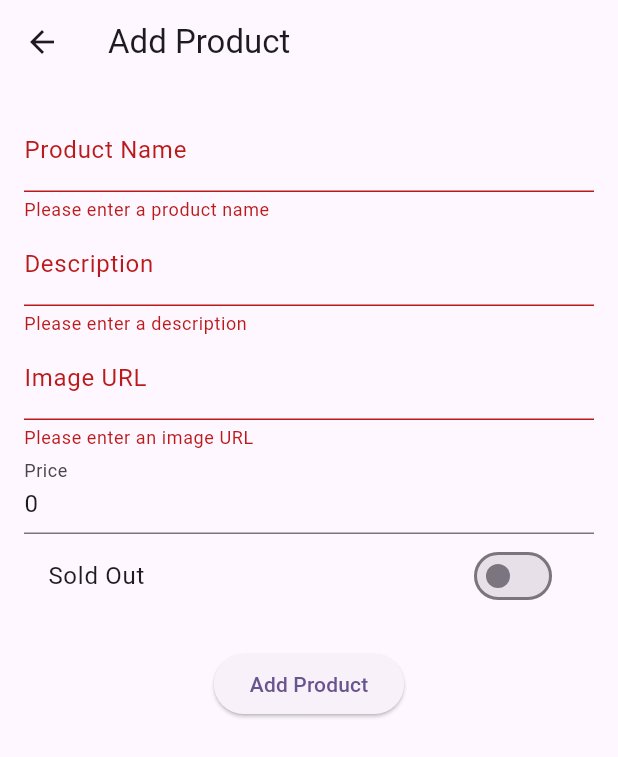
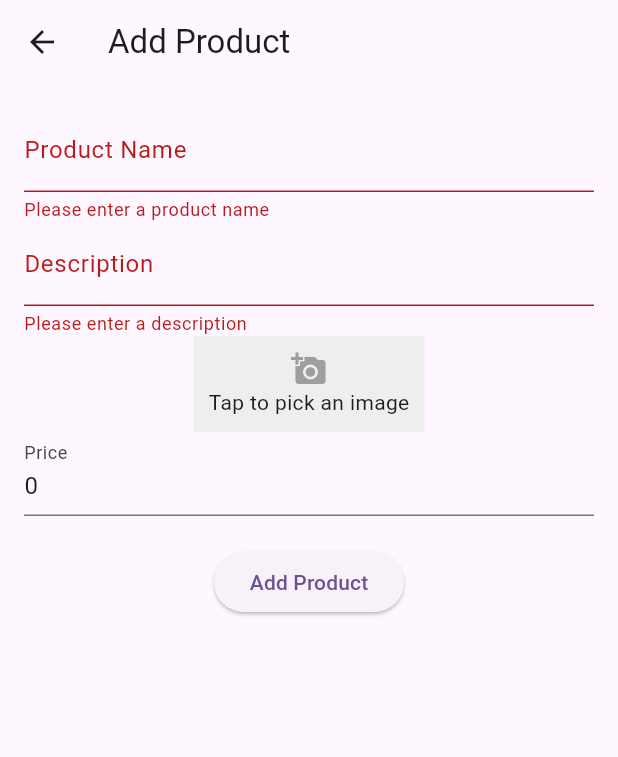
Before and after one commit to OliviaRamadhani/POS-FLUTTER, a Flutter app: the AddEditProductPage screen opened directly, after a tap on "Add Product", on a phone screen of 412 x 824 dp. Shown: the top 757 px of the screen. Run offline on Flutter 3.47's test engine with Material 3 defaults, Android fonts, the phone set to English and light mode, and no system bars; our stand-ins replace curved_navigation_bar, icons_plus, image_picker.

```diff
--- a/lib/screens/inventori/produk/form.dart
+++ b/lib/screens/inventori/produk/form.dart
@@ -1,4 +1,6 @@
+import 'dart:io';
 import 'package:flutter/material.dart';
+import 'package:image_picker/image_picker.dart'; // Import ImagePicker
 import '/services/product_api.dart';
 import '/models/product_model.dart';
 
@@ -16,9 +18,8 @@ class _AddEditProductPageState extends State<AddEditProductPage> {
   final _formKey = GlobalKey<FormState>();
   late String name;
   late String description;
-  late String imageUrl;
+  late File? imageFile;  // Menggunakan File untuk gambar
   late int price;
-  late bool isSoldOut;
   final ProductApi productApi = ProductApi();
 
   @override
@@ -29,16 +30,26 @@ class _AddEditProductPageState extends State<AddEditProductPage> {
       final product = widget.product!;
       name = product.name;
       description = product.description;
-      imageUrl = product.imageUrl;
+      imageFile = null; // Anda bisa menggunakan URL gambar untuk edit jika diperlukan
       price = product.price;
-      isSoldOut = product.isSoldOut;
     } else {
       // Jika tambah, buat data kosong
       name = '';
       description = '';
-      imageUrl = '';
+      imageFile = null;
       price = 0;
-      isSoldOut = false;
+    }
+  }
+
+  // Fungsi untuk memilih gambar dari galeri atau kamera
+  Future<void> _pickImage() async {
+    final picker = ImagePicker();
+    final pickedFile = await picker.pickImage(source: ImageSource.gallery);
+
+    if (pickedFile != null) {
+      setState(() {
+        imageFile = File(pickedFile.path);  // Simpan gambar yang dipilih
+      });
     }
   }
 
@@ -76,16 +87,22 @@ class _AddEditProductPageState extends State<AddEditProductPage> {
                   return null;
                 },
               ),
-              TextFormField(
-                initialValue: imageUrl,
-                decoration: InputDecoration(labelText: 'Image URL'),
-                onChanged: (value) => setState(() => imageUrl = value),
-                validator: (value) {
-                  if (value == null || value.isEmpty) {
-                    return 'Please enter an image URL';
-                  }
-                  return null;
-                },
+              // Gambar produk
+              GestureDetector(
+                onTap: _pickImage,
+                child: Container(
+                  padding: EdgeInsets.all(10),
+                  color: Colors.grey[200],
+                  child: imageFile == null
+                      ? Column(
+                          mainAxisAlignment: MainAxisAlignment.center,
+                          children: [
+                            Icon(Icons.add_a_photo, color: Colors.grey),
+                            Text('Tap to pick an image'),
+                          ],
+                        )
+                      : Image.file(imageFile!, height: 150), // Menampilkan gambar yang dipilih
+                ),
               ),
               TextFormField(
                 initialValue: price.toString(),
@@ -98,11 +115,6 @@ class _AddEditProductPageState extends State<AddEditProductPage> {
                   }
                   return null;
                 },
-              ),
-              SwitchListTile(
-                title: Text('Sold Out'),
-                value: isSoldOut,
-                onChanged: (value) => setState(() => isSoldOut = value),
               ),
               SizedBox(height: 20),
               ElevatedButton(
@@ -118,13 +130,20 @@ class _AddEditProductPageState extends State<AddEditProductPage> {
 
   Future<void> _submitForm() async {
     if (_formKey.currentState!.validate()) {
+      if (imageFile == null) {
+        ScaffoldMessenger.of(context).showSnackBar(
+          SnackBar(content: Text('Please select an image')),
+        );
+        return;
+      }
+
       final product = Product(
         id: widget.isEdit ? widget.product!.id : 0,  // Gunakan ID produk yang ada saat edit
         name: name,
         description: description,
-        imageUrl: imageUrl,
+        imageUrl: '',  // Anda bisa meng-upload gambar ke server dan dapatkan URL-nya
         price: price,
-        isSoldOut: isSoldOut,
+        isSoldOut: false,  // Default isSoldOut = false
       );
 
       try {
--- a/lib/services/product_api.dart
+++ b/lib/services/product_api.dart
@@ -7,7 +7,7 @@ class ProductApi {
 
   // Fetch all products (Read)
   Future<List<Product>> fetchProducts() async {
-    final response = await http.post(Uri.parse(apiUrl));
+    final response = await http.get(Uri.parse(apiUrl));
 
     if (response.statusCode == 200) {
       List<dynamic> data = json.decode(response.body);
```
Also changed, not shown: pubspec.yaml (+0 -9 lines), pubspec.lock.
